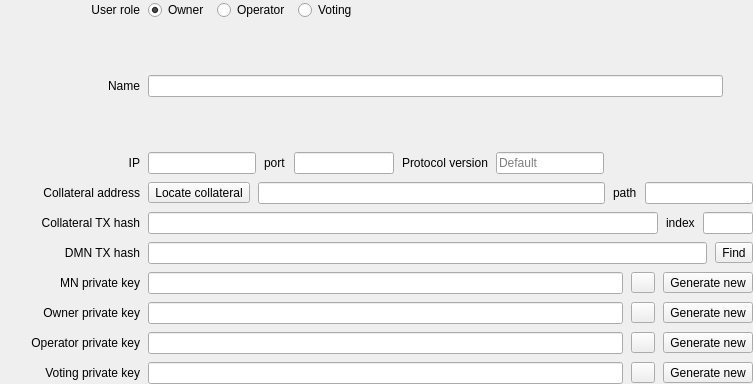
Bertrand256/dash-masternode-tool, file src/ui/ui_masternode_details.ui: the form before one commit.
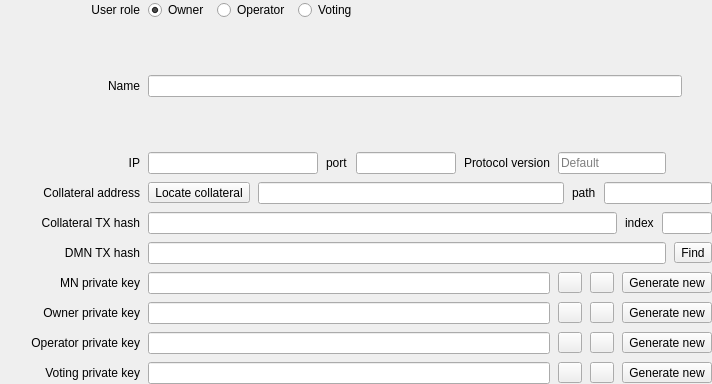
The form after the commit.

Commit message: Implemented possibility to enter public key/address for the owner/operator/voting fields (masternode details and "Send ProRegTx" dialog.

Patch:
```diff
--- a/src/ui/ui_masternode_details.ui
+++ b/src/ui/ui_masternode_details.ui
@@ -6,7 +6,7 @@
    <rect>
     <x>0</x>
     <y>0</y>
-    <width>753</width>
+    <width>712</width>
     <height>384</height>
    </rect>
   </property>
@@ -16,6 +16,12 @@
     <verstretch>0</verstretch>
    </sizepolicy>
   </property>
+  <property name="minimumSize">
+   <size>
+    <width>700</width>
+    <height>0</height>
+   </size>
+  </property>
   <property name="windowTitle">
    <string>Form</string>
   </property>
@@ -200,6 +206,12 @@
             <verstretch>0</verstretch>
            </sizepolicy>
           </property>
+          <property name="minimumSize">
+           <size>
+            <width>170</width>
+            <height>0</height>
+           </size>
+          </property>
           <property name="clearButtonEnabled">
            <bool>true</bool>
           </property>
@@ -457,6 +469,28 @@
           </property>
          </widget>
         </item>
+        <item>
+         <widget class="QToolButton" name="btnCopyMnKey">
+          <property name="maximumSize">
+           <size>
+            <width>16777215</width>
+            <height>21</height>
+           </size>
+          </property>
+          <property name="toolTip">
+           <string>Copy key</string>
+          </property>
+          <property name="text">
+           <string/>
+          </property>
+          <property name="popupMode">
+           <enum>QToolButton::InstantPopup</enum>
+          </property>
+          <property name="arrowType">
+           <enum>Qt::NoArrow</enum>
+          </property>
+         </widget>
+        </item>
         <item>
          <widget class="QToolButton" name="btnGenerateMnPrivateKey">
           <property name="text">
@@ -513,6 +547,22 @@
           </property>
          </widget>
         </item>
+        <item>
+         <widget class="QToolButton" name="btnCopyOwnerKey">
+          <property name="maximumSize">
+           <size>
+            <width>16777215</width>
+            <height>21</height>
+           </size>
+          </property>
+          <property name="text">
+           <string/>
+          </property>
+          <property name="popupMode">
+           <enum>QToolButton::InstantPopup</enum>
+          </property>
+         </widget>
+        </item>
         <item>
          <widget class="QToolButton" name="btnGenerateOwnerPrivateKey">
           <property name="text">
@@ -569,6 +619,22 @@
           </property>
          </widget>
         </item>
+        <item>
+         <widget class="QToolButton" name="btnCopyOperatorKey">
+          <property name="maximumSize">
+           <size>
+            <width>16777215</width>
+            <height>21</height>
+           </size>
+          </property>
+          <property name="text">
+           <string/>
+          </property>
+          <property name="popupMode">
+           <enum>QToolButton::InstantPopup</enum>
+          </property>
+         </widget>
+        </item>
         <item>
          <widget class="QToolButton" name="btnGenerateOperatorPrivateKey">
           <property name="text">
@@ -625,6 +691,22 @@
           </property>
          </widget>
         </item>
+        <item>
+         <widget class="QToolButton" name="btnCopyVotingKey">
+          <property name="maximumSize">
+           <size>
+            <width>16777215</width>
+            <height>21</height>
+           </size>
+          </property>
+          <property name="text">
+           <string/>
+          </property>
+          <property name="popupMode">
+           <enum>QToolButton::InstantPopup</enum>
+          </property>
+         </widget>
+        </item>
         <item>
          <widget class="QToolButton" name="btnGenerateVotingPrivateKey">
           <property name="text">
```
Left out of the diff: 18 changed lines with no effect on the pictures. The commit also changes 12 other files.
